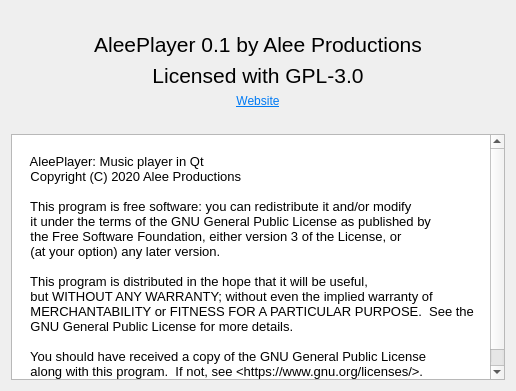
Above: about.ui from alee14-projects/erable-godot before the change. Below: the same form after it.
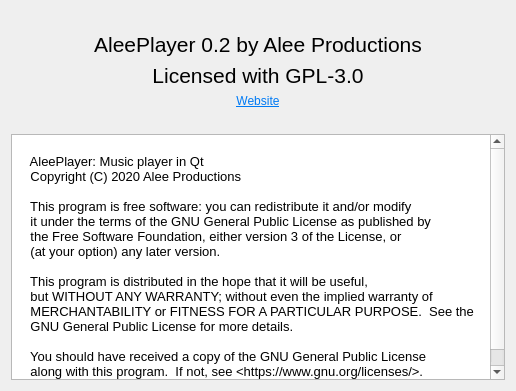
That is the form after the change.

Commit message: Starting AleePlayer 0.2

```diff
--- a/about.ui
+++ b/about.ui
@@ -53,7 +53,7 @@
       </font>
      </property>
      <property name="text">
-      <string>AleePlayer 0.1 by Alee Productions</string>
+      <string>AleePlayer 0.2 by Alee Productions</string>
      </property>
      <property name="alignment">
       <set>Qt::AlignCenter</set>
```
Left out of the diff: 3 changed lines with no effect on the pictures. The commit also changes 1 other file.
